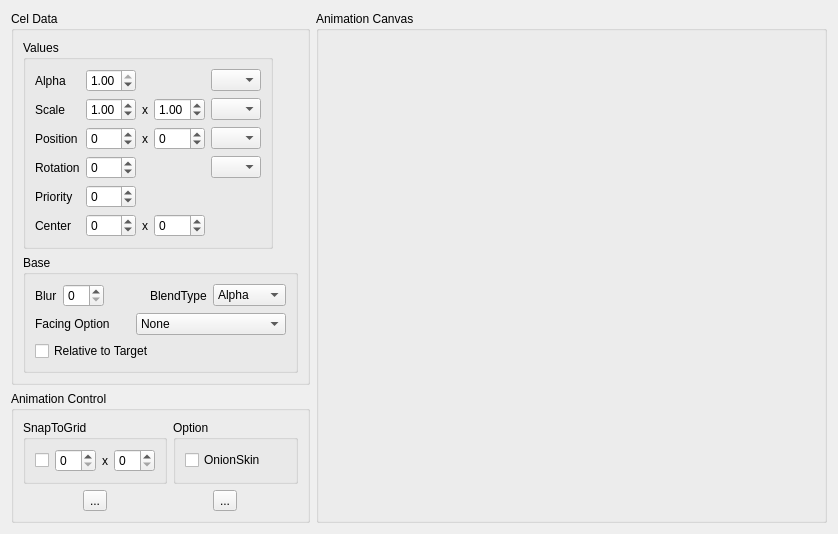
Before: the Qt Designer form AnimationViewer/AnimationViewer.ui in wasedaigo/samancing-roga, drawn with Qt 5.
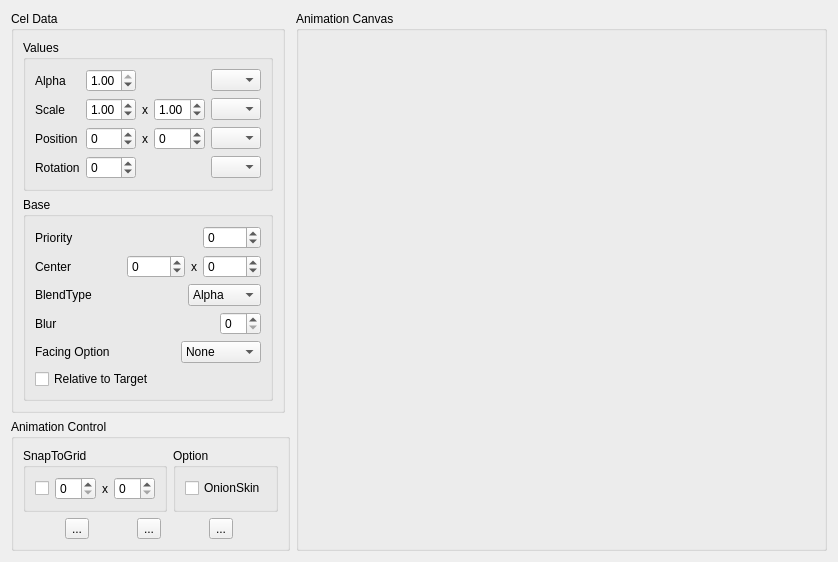
After: the same form once the commit is applied. Icons and pictures are not drawn.

Commit message: - Changed layout - Memory leak removed - Relative to target, cel selection fixed - Added 9th line(Events)

What changed in the file:
```diff
--- a/AnimationViewer/AnimationViewer.ui
+++ b/AnimationViewer/AnimationViewer.ui
@@ -159,23 +159,6 @@
              </property>
             </widget>
            </item>
-           <item row="4" column="0">
-            <widget class="QLabel" name="label7_3">
-             <property name="text">
-              <string>Priority</string>
-             </property>
-            </widget>
-           </item>
-           <item row="4" column="1">
-            <widget class="QSpinBox" name="positionZSpinBox">
-             <property name="minimum">
-              <number>-9999</number>
-             </property>
-             <property name="maximum">
-              <number>9999</number>
-             </property>
-            </widget>
-           </item>
            <item row="2" column="1">
             <widget class="QSpinBox" name="positionXSpinBox">
              <property name="minimum">
@@ -256,25 +239,59 @@
              </property>
             </widget>
            </item>
-           <item row="5" column="0">
+          </layout>
+         </widget>
+        </item>
+        <item>
+         <widget class="QGroupBox" name="baseAttributes">
+          <property name="title">
+           <string>Base</string>
+          </property>
+          <layout class="QVBoxLayout" name="verticalLayout_4">
+           <item>
+            <layout class="QHBoxLayout" name="horizontalLayout_2">
+             <item>
+              <widget class="QLabel" name="label7_3">
+               <property name="text">
+                <string>Priority</string>
+               </property>
+              </widget>
+             </item>
+             <item>
+              <widget class="QSpinBox" name="positionZSpinBox">
+               <property name="sizePolicy">
+                <sizepolicy hsizetype="Fixed" vsizetype="Fixed">
+                 <horstretch>0</horstretch>
+                 <verstretch>0</verstretch>
+                </sizepolicy>
+               </property>
+               <property name="minimum">
+                <number>-9999</number>
+               </property>
+               <property name="maximum">
+                <number>9999</number>
+               </property>
+              </widget>
+             </item>
+            </layout>
+           </item>
+           <item>
+            <layout class="QHBoxLayout" name="horizontalLayout_6">
+             <item>
             <widget class="QLabel" name="label7_4">
              <property name="text">
               <string>Center</string>
              </property>
             </widget>
            </item>
-           <item row="5" column="1">
-            <widget class="QSpinBox" name="centerXSpinBox">
-             <property name="minimum">
-              <number>-9999</number>
-             </property>
-             <property name="maximum">
-              <number>9999</number>
-             </property>
-            </widget>
-           </item>
-           <item row="5" column="3">
+             <item>
             <widget class="QSpinBox" name="centerYSpinBox">
+               <property name="sizePolicy">
+                <sizepolicy hsizetype="Fixed" vsizetype="Fixed">
+                 <horstretch>0</horstretch>
+                 <verstretch>0</verstretch>
+                </sizepolicy>
+               </property>
              <property name="minimum">
               <number>-9999</number>
              </property>
@@ -286,49 +303,39 @@
              </property>
             </widget>
            </item>
-           <item row="5" column="2">
+             <item>
             <widget class="QLabel" name="label6_2">
+               <property name="sizePolicy">
+                <sizepolicy hsizetype="Fixed" vsizetype="Preferred">
+                 <horstretch>0</horstretch>
+                 <verstretch>0</verstretch>
+                </sizepolicy>
+               </property>
              <property name="text">
               <string>x</string>
              </property>
             </widget>
            </item>
-          </layout>
-         </widget>
+             <item>
+              <widget class="QSpinBox" name="centerXSpinBox">
+               <property name="sizePolicy">
+                <sizepolicy hsizetype="Fixed" vsizetype="Fixed">
+                 <horstretch>0</horstretch>
+                 <verstretch>0</verstretch>
+                </sizepolicy>
+               </property>
+               <property name="minimum">
+                <number>-9999</number>
+               </property>
+               <property name="maximum">
+                <number>9999</number>
+               </property>
+              </widget>
+             </item>
+            </layout>
         </item>
         <item>
-         <widget class="QGroupBox" name="baseAttributes">
-          <property name="title">
-           <string>Base</string>
-          </property>
-          <layout class="QVBoxLayout" name="verticalLayout_4">
-           <item>
-            <layout class="QVBoxLayout" name="verticalLayout_5">
-             <item>
-              <layout class="QHBoxLayout" name="horizontalLayout">
-               <item>
-                <widget class="QLabel" name="label1">
-                 <property name="text">
-                  <string>Blur</string>
-                 </property>
-                </widget>
-               </item>
-               <item>
-                <widget class="QSpinBox" name="blurSpinBox"/>
-               </item>
-               <item>
-                <spacer name="horizontalSpacer_2">
-                 <property name="orientation">
-                  <enum>Qt::Horizontal</enum>
-                 </property>
-                 <property name="sizeHint" stdset="0">
-                  <size>
-                   <width>40</width>
-                   <height>20</height>
-                  </size>
-                 </property>
-                </spacer>
-               </item>
+            <layout class="QHBoxLayout" name="horizontalLayout_7">
                <item>
                 <widget class="QLabel" name="label2">
                  <property name="text">
@@ -338,6 +345,12 @@
                </item>
                <item>
                 <widget class="QComboBox" name="blendTypeComboBox">
+               <property name="sizePolicy">
+                <sizepolicy hsizetype="Fixed" vsizetype="Fixed">
+                 <horstretch>0</horstretch>
+                 <verstretch>0</verstretch>
+                </sizepolicy>
+               </property>
                  <item>
                   <property name="text">
                    <string>Alpha</string>
@@ -363,14 +376,28 @@
               </layout>
              </item>
              <item>
-              <layout class="QHBoxLayout" name="horizontalLayout1"/>
+            <layout class="QHBoxLayout" name="horizontalLayout_8">
+             <item>
+              <widget class="QLabel" name="label1">
+               <property name="text">
+                <string>Blur</string>
+               </property>
+              </widget>
+             </item>
+             <item>
+              <widget class="QSpinBox" name="blurSpinBox">
+               <property name="sizePolicy">
+                <sizepolicy hsizetype="Fixed" vsizetype="Fixed">
+                 <horstretch>0</horstretch>
+                 <verstretch>0</verstretch>
+                </sizepolicy>
+               </property>
+              </widget>
              </item>
             </layout>
            </item>
            <item>
-            <layout class="QVBoxLayout" name="verticalLayout_2">
-             <item>
-              <layout class="QHBoxLayout" name="horizontalLayout_6">
+            <layout class="QHBoxLayout" name="horizontalLayout">
                <item>
                 <widget class="QLabel" name="label_2">
                  <property name="text">
@@ -380,9 +407,15 @@
                </item>
                <item>
                 <widget class="QComboBox" name="facingOptionCombobox">
+               <property name="sizePolicy">
+                <sizepolicy hsizetype="Fixed" vsizetype="Fixed">
+                 <horstretch>0</horstretch>
+                 <verstretch>0</verstretch>
+                </sizepolicy>
+               </property>
                  <property name="maximumSize">
                   <size>
-                   <width>150</width>
+                 <width>80</width>
                    <height>16777215</height>
                   </size>
                  </property>
@@ -405,8 +438,6 @@
                </item>
               </layout>
              </item>
-            </layout>
-           </item>
            <item>
             <widget class="QCheckBox" name="relativeToTargetCheckBox">
              <property name="text">
@@ -510,47 +541,48 @@
         </item>
         <item>
          <layout class="QHBoxLayout" name="animationControlBox">
-          <item>
-           <widget class="QToolButton" name="playAnimationButton">
-            <property name="text">
-             <string>...</string>
-            </property>
-            <property name="icon">
-             <iconset>
-              <normaloff>resource/play.png</normaloff>resource/play.png</iconset>
-            </property>
-            <property name="iconSize">
-             <size>
-              <width>32</width>
-              <height>32</height>
-             </size>
-            </property>
-           </widget>
-          </item>
-          <item>
-           <spacer name="horizontalSpacer">
-            <property name="orientation">
-             <enum>Qt::Horizontal</enum>
-            </property>
-            <property name="sizeType">
-             <enum>QSizePolicy::Preferred</enum>
-            </property>
-            <property name="sizeHint" stdset="0">
-             <size>
-              <width>40</width>
-              <height>20</height>
-             </size>
-            </property>
-           </spacer>
-          </item>
           <item>
            <widget class="QToolButton" name="saveAnimationButton">
             <property name="text">
              <string>...</string>
             </property>
             <property name="icon">
-             <iconset>
-              <normaloff>resource/disk.png</normaloff>resource/disk.png</iconset>
+             <iconset resource="../ui.qrc">
+              <normaloff>:/resource/disk.png</normaloff>:/resource/disk.png</iconset>
+            </property>
+            <property name="iconSize">
+             <size>
+              <width>32</width>
+              <height>32</height>
+             </size>
+            </property>
+           </widget>
+          </item>
+          <item>
+           <widget class="QToolButton" name="showPaletteButton">
+            <property name="text">
+             <string>...</string>
+            </property>
+            <property name="icon">
+             <iconset resource="../ui.qrc">
+              <normaloff>:/resource/palette.png</normaloff>:/resource/palette.png</iconset>
+            </property>
+            <property name="iconSize">
+             <size>
+              <width>32</width>
+              <height>32</height>
+             </size>
+            </property>
+           </widget>
+          </item>
+          <item>
+           <widget class="QToolButton" name="playAnimationButton">
+            <property name="text">
+             <string>...</string>
+            </property>
+            <property name="icon">
+             <iconset resource="../ui.qrc">
+              <normaloff>:/resource/play.png</normaloff>:/resource/play.png</iconset>
             </property>
             <property name="iconSize">
              <size>
```
Left out of the diff: 4 changed lines with no effect on the pictures. Lines whose indentation alone changed are shown as unchanged. The commit also changes 13 other files.
